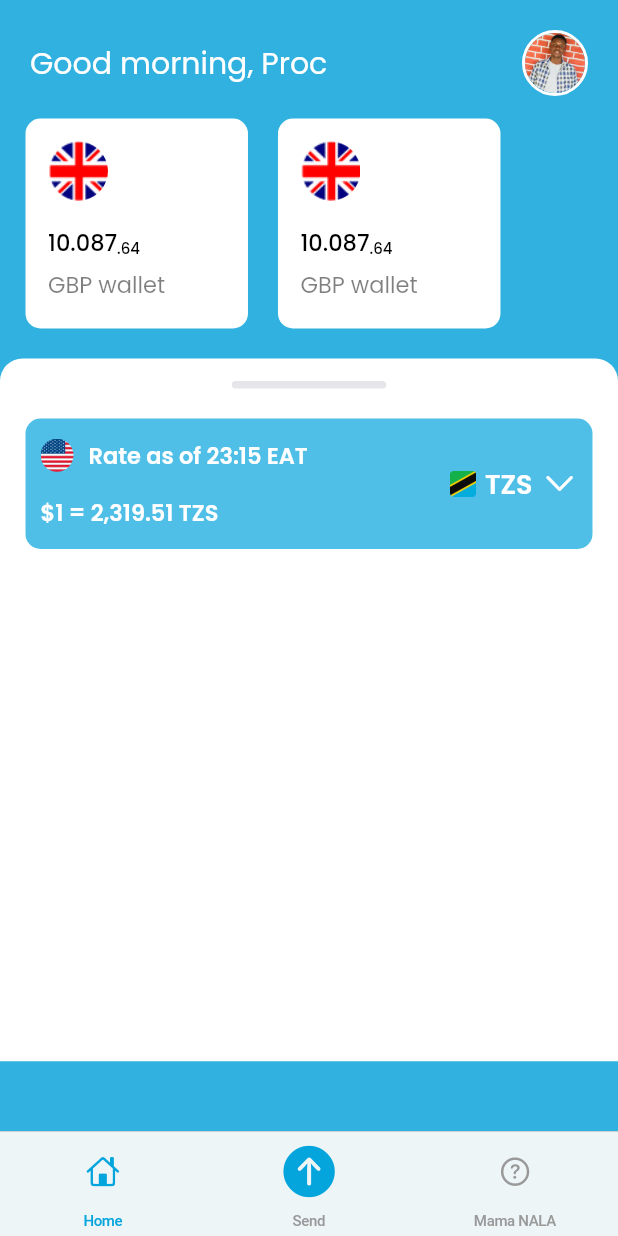
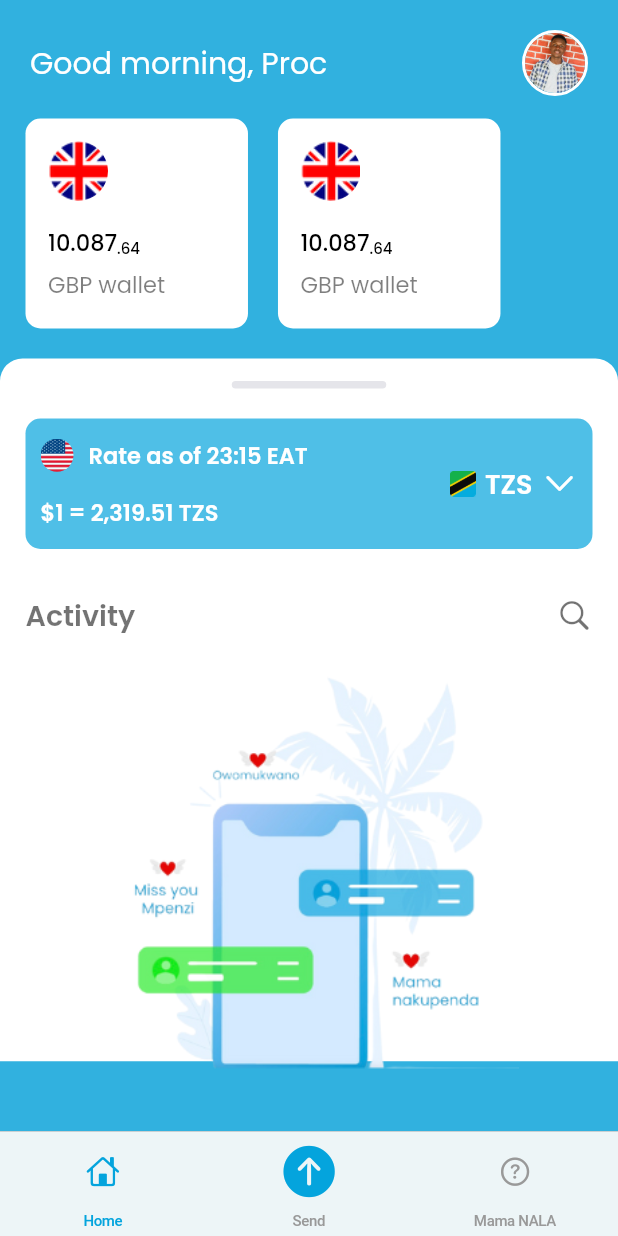
Before and after one commit to ProsperChihimba/nala-ios-clone, a Flutter app: the screen it shows after launch, on a phone screen of 412 x 824 dp. Run offline on Flutter 3.47's test engine with Material 2 defaults, Android fonts, the phone set to English and light mode, and no system bars; our stand-ins replace gap, get, google_fonts.

Commit message:
Home page initial design

```diff
--- a/lib/home/activities.dart
+++ b/lib/home/activities.dart
@@ -3,6 +3,7 @@ import 'package:gap/gap.dart';
 import 'package:nala_clon/home/rates.dart';
 import 'package:nala_clon/sections/index.dart';
 import 'package:nala_clon/utils/app_layout.dart';
+import 'package:nala_clon/utils/app_styles.dart';
 
 class ActivitiesSection extends StatefulWidget {
   const ActivitiesSection({super.key});
@@ -43,6 +44,37 @@ class _ActivitiesSectionState extends State<ActivitiesSection> {
           // rates
           Gap(AppLayout.getHeight(20)),
           const RatesSection(),
+
+          Gap(AppLayout.getHeight(30)),
+          // activity search
+          Padding(
+            padding: EdgeInsets.symmetric(horizontal: AppLayout.getWidth(17)),
+            child: Row(
+              mainAxisAlignment: MainAxisAlignment.spaceBetween,
+              children: [
+                Text(
+                  "Activity",
+                  style: Styles.normalText.copyWith(
+                    color: CupertinoColors.black.withOpacity(0.55),
+                    fontSize: AppLayout.getHeight(19),
+                    fontWeight: FontWeight.w600,
+                  ),
+                ),
+                Icon(
+                  CupertinoIcons.search,
+                  color: CupertinoColors.black.withOpacity(0.55),
+                )
+              ],
+            ),
+          ),
+
+          // transactions
+          Gap(AppLayout.getHeight(20)),
+          Image(
+            image: const AssetImage("assets/tr.png"),
+            width: AppLayout.getWidth(280),
+            height: AppLayout.getHeight(280),
+          )
         ],
       ),
     );
```
Also changed, not shown: assets/tr.png (added).
